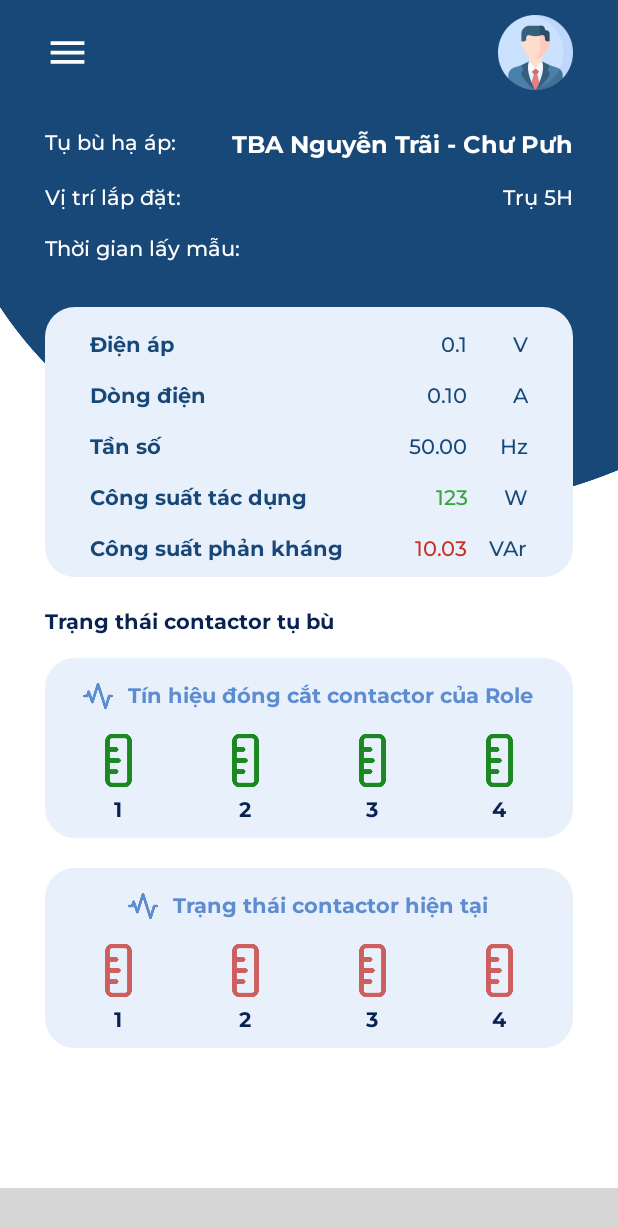
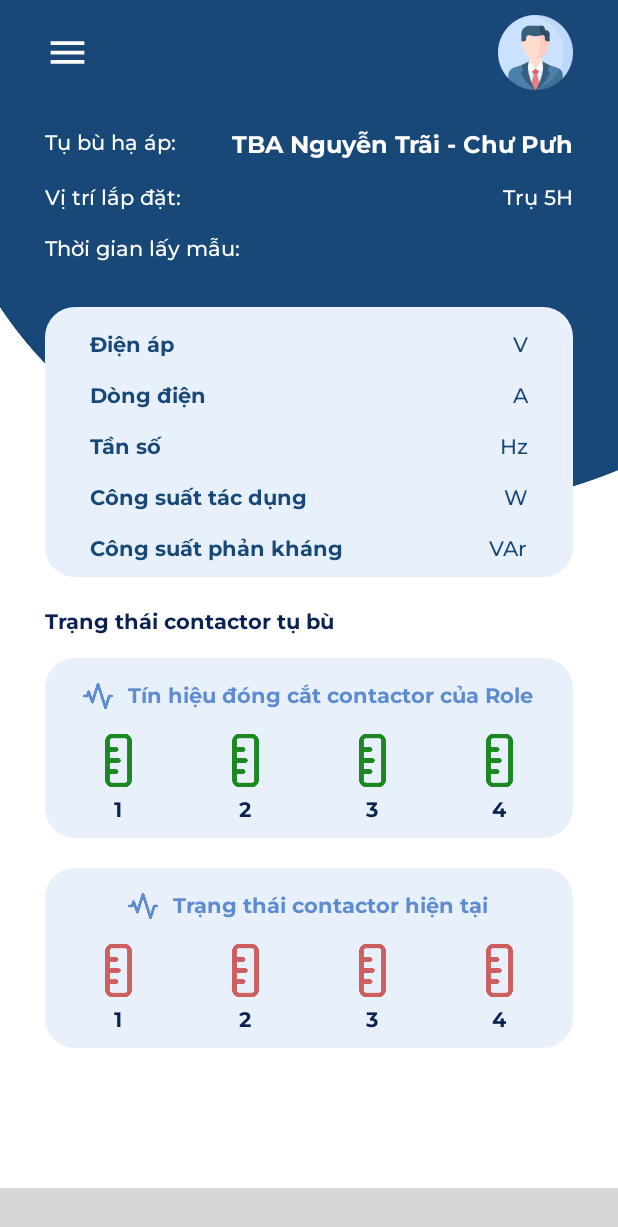
Before and after one commit to thuyhangfr01/capacitor-mobile, an Android app: the screen it shows after launch (MainActivity), on a phone screen of 412 x 824 dp. Shown: the top 1227 px of the screen. Run offline under Robolectric (Android 15) with nearby library versions, the phone set to English and light mode, and no system bars; our stand-ins replace Firebase (no records; nobody signed in at launch, a user with empty details on screens opened directly); libraries missing offline, so code that uses them is left out: com.etebarian.meowbottomnavigation; plain views replace MeowBottomNavigation; 5 statements that could not run were skipped; grey boxes are pictures that could not be loaded.

Commit message:
load data to operating parameter table

```diff
--- a/app/src/main/res/layout/fragment_home.xml
+++ b/app/src/main/res/layout/fragment_home.xml
@@ -147,7 +147,6 @@
                 android:id="@+id/dien_ap"
                 android:layout_width="wrap_content"
                 android:layout_height="wrap_content"
-                android:text="0.1"
                 android:textColor="@color/colorPrimary"
                 android:textSize="14sp"
                 android:fontFamily="@font/mont_mdium"
@@ -184,7 +183,6 @@
                 android:id="@+id/dong_dien"
                 android:layout_width="wrap_content"
                 android:layout_height="wrap_content"
-                android:text="0.10"
                 android:textColor="@color/colorPrimary"
                 android:textSize="14sp"
                 android:fontFamily="@font/mont_mdium"
@@ -221,7 +219,6 @@
                 android:id="@+id/tan_so"
                 android:layout_width="wrap_content"
                 android:layout_height="wrap_content"
-                android:text="50.00"
                 android:textColor="@color/colorPrimary"
                 android:textSize="14sp"
                 android:fontFamily="@font/mont_mdium"
@@ -258,7 +255,6 @@
                 android:id="@+id/cs_tacdung"
                 android:layout_width="wrap_content"
                 android:layout_height="wrap_content"
-                android:text="123"
                 android:textColor="#39A33D"
                 android:textSize="14sp"
                 android:fontFamily="@font/mont_mdium"
@@ -295,7 +291,6 @@
                 android:id="@+id/cs_phankhang"
                 android:layout_width="wrap_content"
                 android:layout_height="wrap_content"
-                android:text="10.03"
                 android:textColor="#C83025"
                 android:textSize="14sp"
                 android:fontFamily="@font/mont_mdium"
```
Also changed, not shown: app/src/main/java/com/codingwithme/meowbottomnavigationbar/fragments/HomeFragment.kt (+22 -72 lines).
